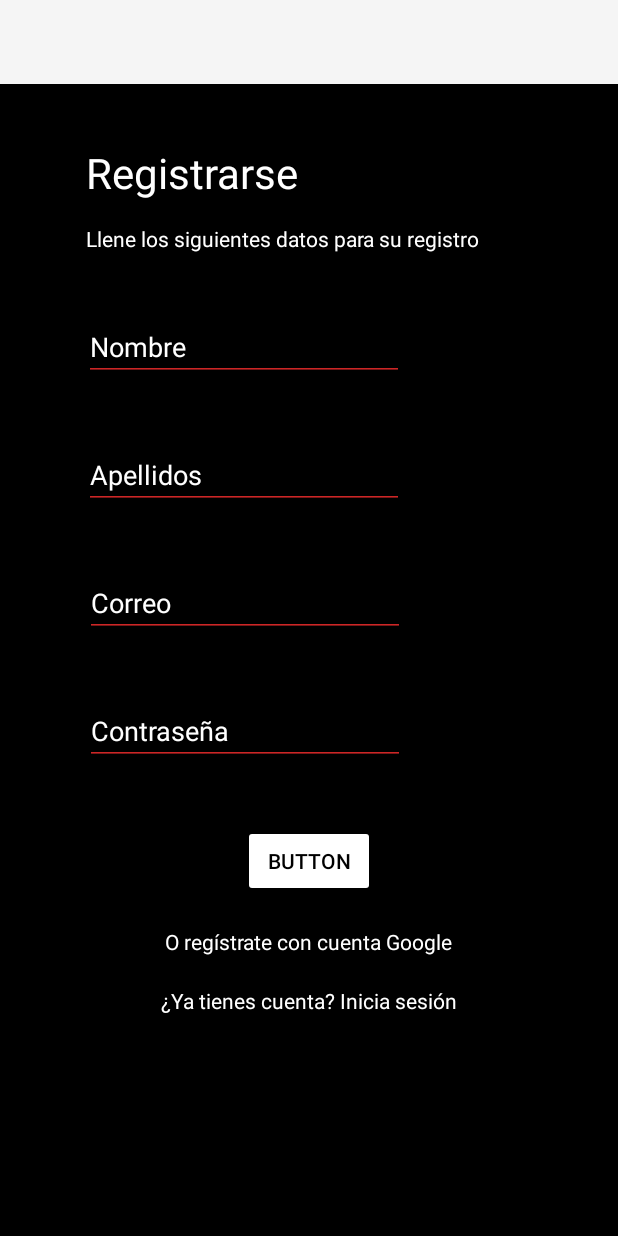
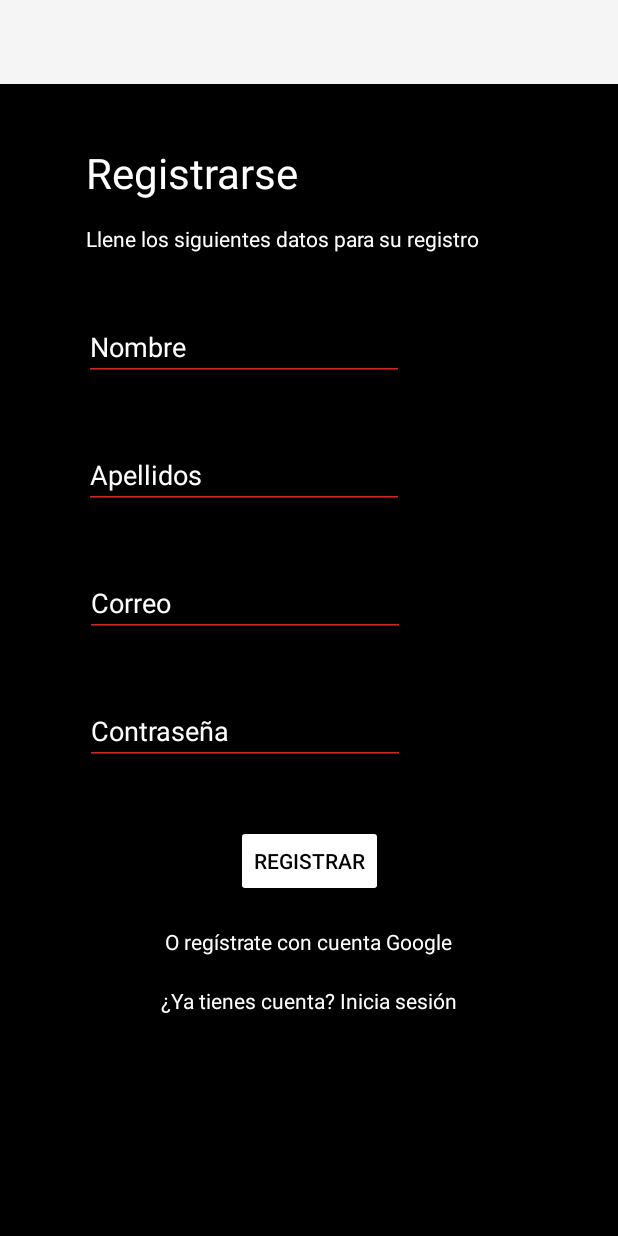
Before and after one commit to AxelAlmonteCuba/ProyectoFinalIDNP, an Android app: the screen it shows after launch (LoginActivity), after a tap on "¿No tienes cuenta? Regístrate", on a phone screen of 412 x 824 dp. Run offline under Robolectric (Android 15) with nearby library versions, the phone set to English and light mode, and no system bars.

Commit message:
diseño del login

```diff
--- a/app/src/main/res/layout/fragment_home.xml
+++ b/app/src/main/res/layout/fragment_home.xml
@@ -8,7 +8,7 @@
 
     <androidx.constraintlayout.widget.ConstraintLayout
         android:layout_width="match_parent"
-        android:layout_height="match_parent"
+        android:layout_height="650dp"
         android:background="#000000">
 
         <ImageView
@@ -130,5 +130,6 @@
                 android:src="@drawable/more" />
 
         </LinearLayout>
+
     </androidx.constraintlayout.widget.ConstraintLayout>
 </FrameLayout>
--- a/app/src/main/res/layout/fragment_register.xml
+++ b/app/src/main/res/layout/fragment_register.xml
@@ -117,7 +117,7 @@
             android:layout_height="wrap_content"
             android:layout_marginTop="40dp"
             android:backgroundTint="@color/white"
-            android:text="Button"
+            android:text="Registrar"
             android:textColor="@color/black"
             app:layout_constraintEnd_toEndOf="parent"
             app:layout_constraintStart_toStartOf="parent"
```
